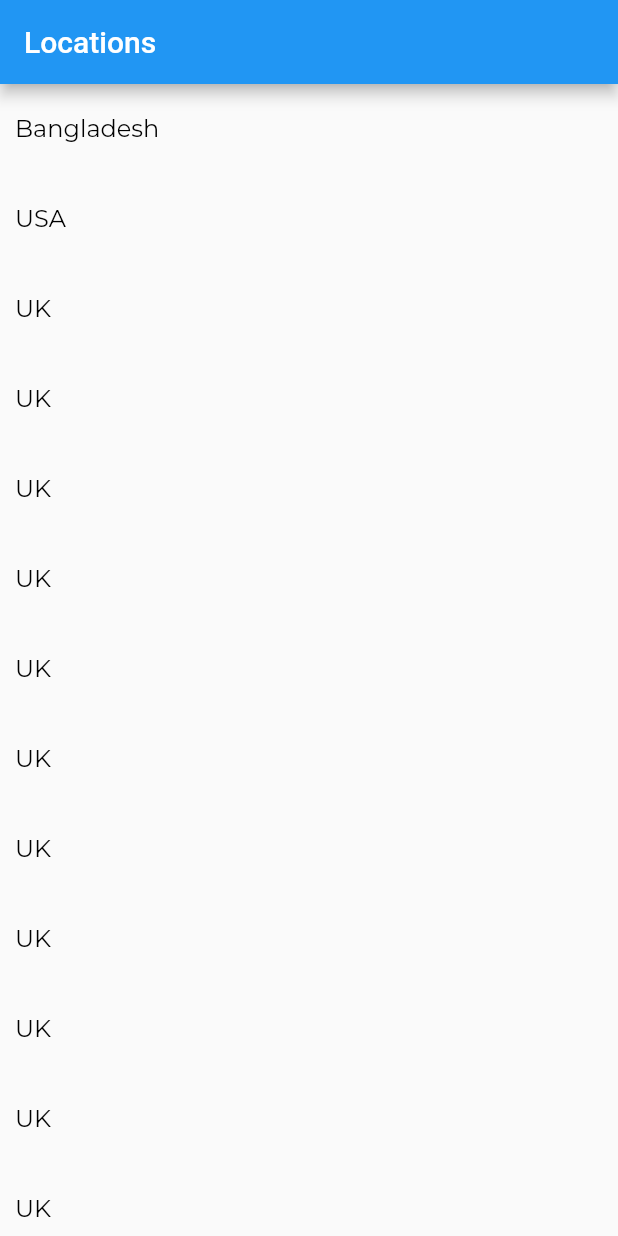
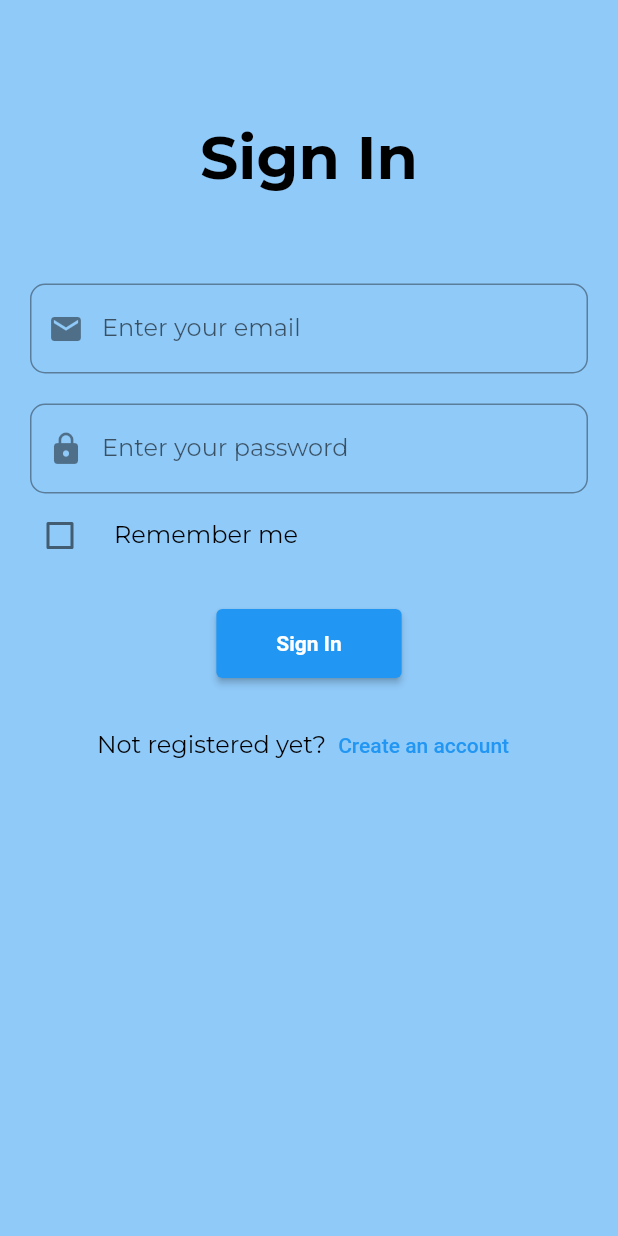
Before and after one commit to mustafiz012/InitFlutter, a Flutter app: the screen it shows after launch, on a phone screen of 412 x 824 dp. Run offline on Flutter 3.47's test engine with Material 2 defaults, Android fonts, the phone set to English and light mode, and no system bars; our stand-ins replace email_validator, flutter_svg, fluttertoast.

Commit message:
Login screen design

```diff
--- a/lib/app.dart
+++ b/lib/app.dart
@@ -1,10 +1,8 @@
 import 'package:flutter/material.dart';
 
 import 'route_generator.dart';
+import 'routes.dart' as routes;
 import 'style.dart';
-
-const LocationsRoute = '/';
-const LocationDetailsRoute = '/location_details';
 
 class App extends StatelessWidget {
   const App({Key? key}) : super(key: key);
@@ -13,6 +11,7 @@ class App extends StatelessWidget {
   Widget build(BuildContext context) {
     return MaterialApp(
         debugShowCheckedModeBanner: false,
+        initialRoute: routes.kUserLoginRoute,
         onGenerateRoute: RouteGenerator.routeGenerator,
         theme: _theme());
   }
@@ -23,6 +22,8 @@ class App extends StatelessWidget {
             toolbarTextStyle: const TextTheme().bodyText2,
             titleTextStyle: const TextTheme().headline6),
         textTheme: const TextTheme(
-            titleMedium: TitleTextStyle, bodyMedium: Body1TextStyle));
+            titleLarge: TitleTextStyle,
+            titleMedium: Body1TextStyle,
+            bodyMedium: Body1TextStyle));
   }
 }
--- a/lib/route_generator.dart
+++ b/lib/route_generator.dart
@@ -7,6 +7,7 @@ import 'routes.dart' as routes;
 import 'screens/home_screen/home_screen.dart';
 import 'screens/location_details/location_details.dart';
 import 'screens/location_list/location_list.dart';
+import 'screens/login/user_login.dart';
 
 class RouteGenerator {
   static _routePage(Widget screen, RouteSettings settings) {
@@ -22,6 +23,9 @@ class RouteGenerator {
   static Route<dynamic>? routeGenerator(RouteSettings settings) {
     Widget screen;
     switch (settings.name) {
+      case routes.kUserLoginRoute:
+        screen = const UserLogin();
+        return _routePage(screen, settings);
       case routes.kLocationsRoute:
         screen = Locations('Locations');
         return _routePage(screen, settings);
--- a/lib/routes.dart
+++ b/lib/routes.dart
@@ -1,3 +1,4 @@
-const kHomeScreenRoute = '/home_screen';
-const kLocationsRoute = '/';
+const kHomeScreenRoute = '/';
+const kUserLoginRoute = '/user_login';
+const kLocationsRoute = '/locations';
 const kLocationDetailsRoute = '/location_details';
--- a/lib/screens/home_screen/body.dart
+++ /dev/null
@@ -1 +0,0 @@
-//https://www.youtube.com/watch?v=LN668OAUrK4
--- a/lib/screens/home_screen/home_screen.dart
+++ b/lib/screens/home_screen/home_screen.dart
@@ -4,13 +4,15 @@ import 'package:flutter_svg/flutter_svg.dart';
 class HomeScreen extends StatelessWidget {
   @override
   Widget build(BuildContext context) {
-    return Scaffold(
-      appBar: AppBar(
-        elevation: 0,
-        leading: IconButton(
-          icon: SvgPicture.asset("assets/icons/menu.svg"),
-          onPressed: () {},
-        ),
+    return Scaffold(appBar: buildAppBar());
+  }
+
+  AppBar buildAppBar() {
+    return AppBar(
+      elevation: 0,
+      leading: IconButton(
+        icon: SvgPicture.asset("assets/icons/menu.svg"),
+        onPressed: () {},
       ),
     );
   }
--- a/lib/screens/location_list/location_list.dart
+++ b/lib/screens/location_list/location_list.dart
@@ -1,10 +1,10 @@
 import 'dart:math';
 
 import 'package:flutter/material.dart';
-import 'package:fluttering/app.dart';
 
 import '../../models/location.dart';
 import '../../models/screen_arguments.dart';
+import '../../routes.dart' as routes;
 
 class Locations extends StatelessWidget {
   final String _title;
@@ -34,7 +34,7 @@ class Locations extends StatelessWidget {
 
   _onLocationTap(BuildContext context, int locationId) {
     log(locationId);
-    Navigator.pushNamed(context, LocationDetailsRoute,
+    Navigator.pushNamed(context, routes.kLocationDetailsRoute,
         arguments: ScreenArguments(locationId, ""));
   }
 }
--- /dev/null
+++ b/lib/screens/login/user_login.dart
@@ -0,0 +1,147 @@
+import 'dart:developer';
+
+import 'package:email_validator/email_validator.dart';
+import 'package:flutter/material.dart';
+import 'package:fluttertoast/fluttertoast.dart';
+
+class UserLogin extends StatefulWidget {
+  const UserLogin({Key? key}) : super(key: key);
+
+  @override
+  State<UserLogin> createState() => _UserLoginState();
+}
+
+class _UserLoginState extends State<UserLogin> {
+  final _formKey = GlobalKey<FormState>();
+  var rememberValue = false;
+
+  @override
+  Widget build(BuildContext context) {
+    return Scaffold(
+        backgroundColor: Theme.of(context).colorScheme.background,
+        body: ListView(
+          children: [
+            Container(
+              padding: const EdgeInsets.all(20),
+              child: Column(
+                mainAxisAlignment: MainAxisAlignment.center,
+                crossAxisAlignment: CrossAxisAlignment.center,
+                children: <Widget>[
+                  const SizedBox(
+                    height: 60,
+                  ),
+                  const Text(
+                    'Sign In',
+                    style: TextStyle(fontWeight: FontWeight.bold, fontSize: 40),
+                  ),
+                  const SizedBox(
+                    height: 60,
+                  ),
+                  Form(
+                    key: _formKey,
+                    child: Column(
+                      children: [
+                        TextFormField(
+                          validator: (value) => EmailValidator.validate(value!)
+                              ? null
+                              : "Please enter a valid email",
+                          maxLines: 1,
+                          autofillHints: const [AutofillHints.email],
+                          decoration: InputDecoration(
+                            hintText: "Enter your email",
+                            prefixIcon: const Icon(Icons.email),
+                            border: OutlineInputBorder(
+                              borderRadius: BorderRadius.circular(10),
+                            ),
+                          ),
+                        ),
+                        const SizedBox(
+                          height: 20,
+                        ),
+                        TextFormField(
+                          validator: (value) {
+                            if (value == null || value.isEmpty) {
+                              return 'Please enter your password';
+                            } else {
+                              return null;
+                            }
+                          },
+                          maxLines: 1,
+                          obscureText: true,
+                          decoration: InputDecoration(
+                            prefixIcon: const Icon(Icons.lock),
+                            hintText: 'Enter your password',
+                            border: OutlineInputBorder(
+                              borderRadius: BorderRadius.circular(10),
+                            ),
+                          ),
+                        ),
+                        CheckboxListTile(
+                          title: const Text("Remember me"),
+                          contentPadding: EdgeInsets.zero,
+                          value: rememberValue,
+                          activeColor: Theme.of(context).colorScheme.primary,
+                          onChanged: (newValue) {
+                            setState(() {
+                              rememberValue = newValue!;
+                            });
+                          },
+                          controlAffinity: ListTileControlAffinity.leading,
+                        ),
+                        const SizedBox(
+                          height: 20,
+                        ),
+                        ElevatedButton(
+                          onPressed: () {
+                            if (_formKey.currentState!.validate()) {
+
+                            }
+                          },
+                          style: ElevatedButton.styleFrom(
+                            padding: const EdgeInsets.fromLTRB(40, 15, 40, 15),
+                          ),
+                          child: const Text(
+                            'Sign In',
+                            style: TextStyle(
+                              fontWeight: FontWeight.bold,
+                            ),
+                          ),
+                        ),
+                        const SizedBox(
+                          height: 20,
+                        ),
+                        Row(
+                          mainAxisAlignment: MainAxisAlignment.center,
+                          children: [
+                            const Text('Not registered yet?'),
+                            TextButton(
+                                onPressed: () {
+                                  /*Navigator.pushReplacement(
+                              context,
+                              MaterialPageRoute(
+                                builder: (context) =>
+                                    const RegisterPage(title: 'Register UI'),
+                              ),
+                            );*/
+                                  Fluttertoast.showToast(
+                                      msg: "Register an account",
+                                      toastLength: Toast.LENGTH_SHORT,
+                                      gravity: ToastGravity.CENTER,
+                                      timeInSecForIosWeb: 1,
+                                      backgroundColor: Colors.white,
+                                      textColor: Colors.black,
+                                      fontSize: 16.0);
+                                },
+                                child: const Text('Create an account')),
+                          ],
+                        )
+                      ],
+                    ),
+                  )
+                ],
+              ),
+            ),
+          ],
+        ));
+  }
+}
--- a/pubspec.yaml
+++ b/pubspec.yaml
@@ -46,6 +46,8 @@ dev_dependencies:
   # package. See that file for information about deactivating specific lint
   # rules and activating additional ones.
   flutter_lints: ^1.0.0
+  email_validator: ^2.0.1
+  fluttertoast: ^8.0.9
 
 # For information on the generic Dart part of this file, see the
 # following page: https://dart.dev/tools/pub/pubspec
```
Also changed, not shown: pubspec.lock.
